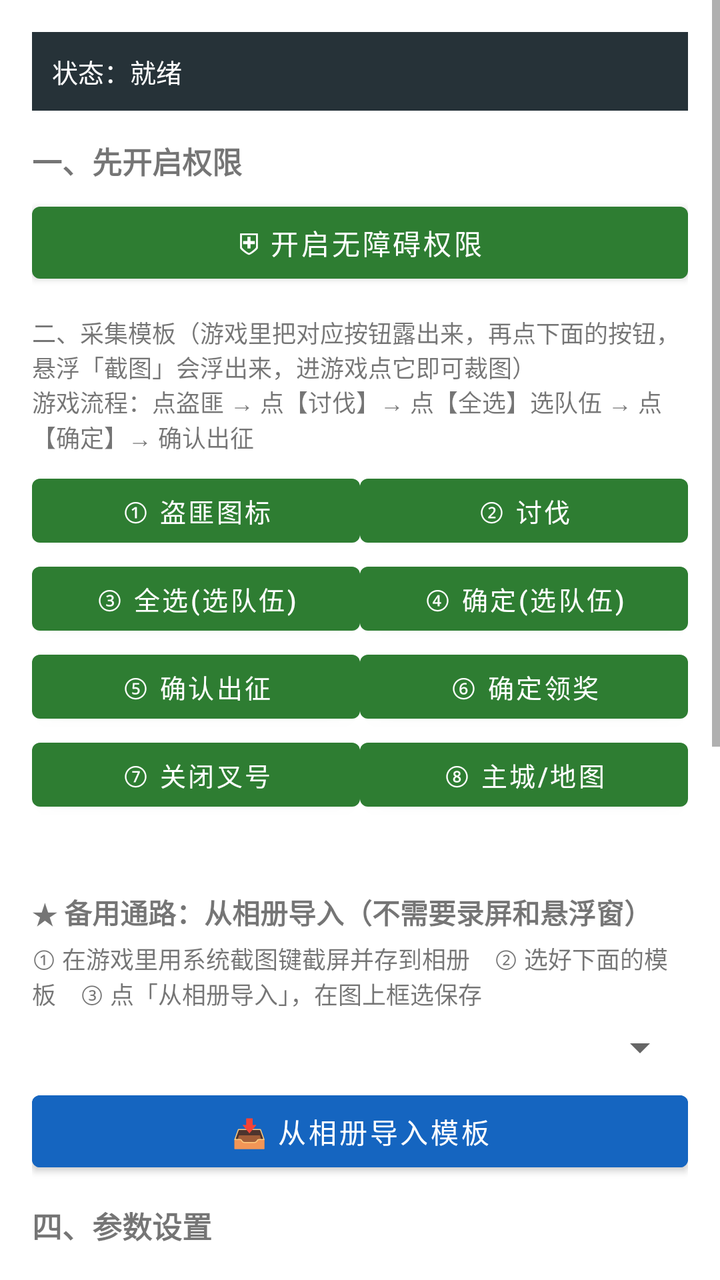
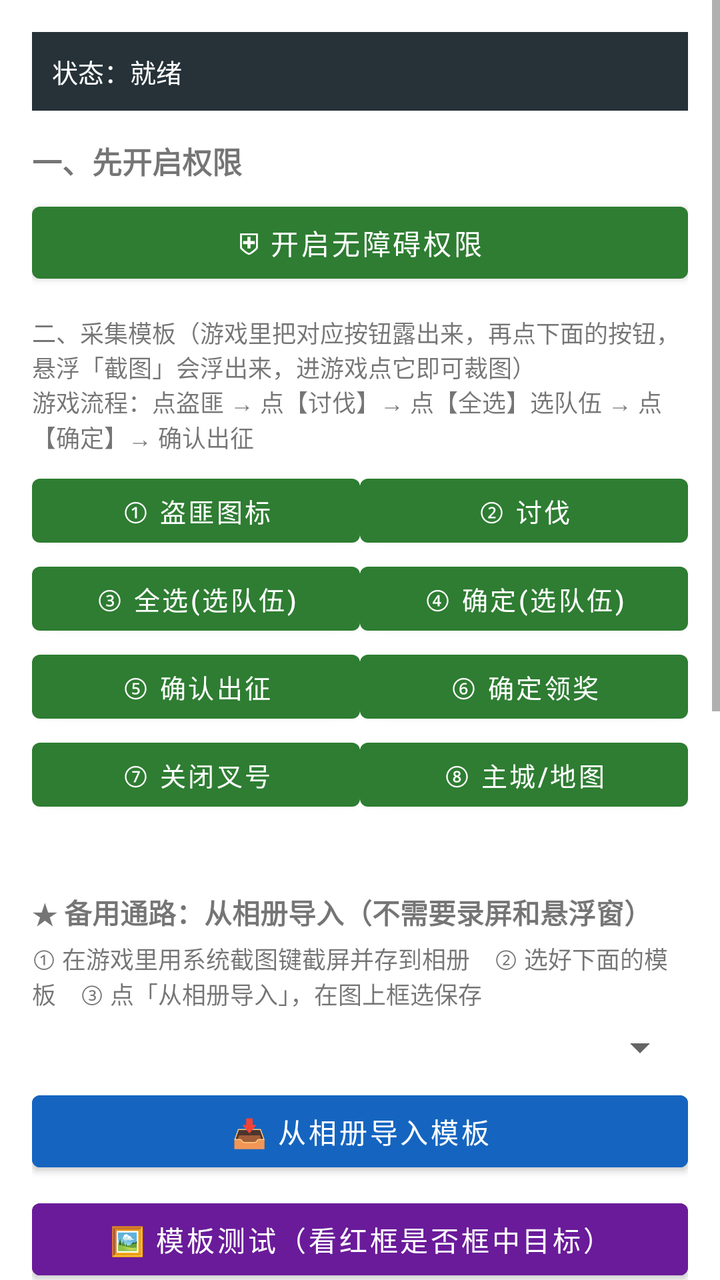

The first picture is an Android layout as it rendered before a commit; the second is the same layout after the commit. The layout source and the unified diff follow.
<!-- AndroidManifest.xml: application theme Theme.DaQinHelper -->
<!-- res/layout/activity_main.xml -->
<?xml version="1.0" encoding="utf-8"?>
<ScrollView xmlns:android="http://schemas.android.com/apk/res/android"
    android:layout_width="match_parent"
    android:layout_height="match_parent">

    <LinearLayout
        android:orientation="vertical"
        android:padding="16dp"
        android:layout_width="match_parent"
        android:layout_height="wrap_content">

        <TextView
            android:id="@+id/text_status"
            android:layout_width="match_parent"
            android:layout_height="wrap_content"
            android:text="状态：就绪"
            android:textSize="13sp"
            android:textColor="#FFFFFF"
            android:background="#263238"
            android:padding="10dp"
            android:layout_marginBottom="10dp" />

        <TextView
            android:layout_width="match_parent"
            android:layout_height="wrap_content"
            android:text="一、先开启权限"
            android:textStyle="bold"
            android:textSize="15sp"
            android:layout_marginTop="4dp" />

        <Button
            android:id="@+id/btn_acc"
            android:layout_width="match_parent"
            android:layout_height="48dp"
            android:text="⛨ 开启无障碍权限"
            android:layout_marginTop="6dp" />

        <TextView
            android:layout_width="match_parent"
            android:layout_height="wrap_content"
            android:text="二、采集模板（游戏里把对应按钮露出来，再点下面的按钮，悬浮「截图」会浮出来，进游戏点它即可裁图）\n游戏流程：点盗匪 → 点【讨伐】→ 点【全选】选队伍 → 点【确定】→ 确认出征"
            android:textSize="12sp"
            android:layout_marginTop="12dp" />

        <GridLayout
            android:layout_width="match_parent"
            android:layout_height="wrap_content"
            android:columnCount="2"
            android:layout_marginTop="6dp">

            <Button android:id="@+id/btn_capture_bandit" android:layout_width="0dp" android:layout_columnWeight="1" android:layout_height="44dp" android:text="① 盗匪图标" android:textSize="13sp" />
            <Button android:id="@+id/btn_capture_attack" android:layout_width="0dp" android:layout_columnWeight="1" android:layout_height="44dp" android:text="② 讨伐" android:textSize="13sp" />
            <Button android:id="@+id/btn_capture_select_all" android:layout_width="0dp" android:layout_columnWeight="1" android:layout_height="44dp" android:text="③ 全选(选队伍)" android:textSize="13sp" />
            <Button android:id="@+id/btn_capture_confirm_troop" android:layout_width="0dp" android:layout_columnWeight="1" android:layout_height="44dp" android:text="④ 确定(选队伍)" android:textSize="13sp" />
            <Button android:id="@+id/btn_capture_march" android:layout_width="0dp" android:layout_columnWeight="1" android:layout_height="44dp" android:text="⑤ 确认出征" android:textSize="13sp" />
            <Button android:id="@+id/btn_capture_confirm" android:layout_width="0dp" android:layout_columnWeight="1" android:layout_height="44dp" android:text="⑥ 确定领奖" android:textSize="13sp" />
            <Button android:id="@+id/btn_capture_close" android:layout_width="0dp" android:layout_columnWeight="1" android:layout_height="44dp" android:text="⑦ 关闭叉号" android:textSize="13sp" />
            <Button android:id="@+id/btn_capture_home" android:layout_width="0dp" android:layout_columnWeight="1" android:layout_height="44dp" android:text="⑧ 主城/地图" android:textSize="13sp" />
        </GridLayout>

        <TextView
            android:id="@+id/text_hint"
            android:layout_width="match_parent"
            android:layout_height="wrap_content"
            android:text=""
            android:textSize="12sp"
            android:textColor="#FFB74D"
            android:layout_marginTop="6dp" />

        <TextView
            android:layout_width="match_parent"
            android:layout_height="wrap_content"
            android:text="★ 备用通路：从相册导入（不需要录屏和悬浮窗）"
            android:textStyle="bold"
            android:textSize="14sp"
            android:layout_marginTop="14dp" />

        <TextView
            android:layout_width="match_parent"
            android:layout_height="wrap_content"
            android:text="① 在游戏里用系统截图键截屏并存到相册　② 选好下面的模板　③ 点「从相册导入」，在图上框选保存"
            android:textSize="12sp"
            android:layout_marginTop="4dp" />

        <Spinner
            android:id="@+id/spinner_tpl"
            android:layout_width="match_parent"
            android:layout_height="wrap_content"
            android:layout_marginTop="6dp" />

        <Button
            android:id="@+id/btn_import_gallery"
            android:layout_width="match_parent"
            android:layout_height="48dp"
            android:text="📥 从相册导入模板"
            android:layout_marginTop="6dp"
            android:backgroundTint="#1565C0" />

        <TextView
            android:layout_width="match_parent"
            android:layout_height="wrap_content"
            android:text="四、参数设置"
            android:textStyle="bold"
            android:textSize="15sp"
            android:layout_marginTop="12dp" />

        <LinearLayout android:layout_width="match_parent" android:layout_height="wrap_content" android:orientation="horizontal">
            <TextView android:layout_width="0dp" android:layout_weight="1" android:layout_height="wrap_content" android:text="最低等级" android:textSize="13sp" android:gravity="center_vertical" />
            <EditText android:id="@+id/edit_min_level" android:layout_width="0dp" android:layout_weight="1" android:layout_height="wrap_content" android:inputType="number" android:text="1" />
            <TextView android:layout_width="0dp" android:layout_weight="1" android:layout_height="wrap_content" android:text="最高等级" android:textSize="13sp" android:gravity="center_vertical" />
            <EditText android:id="@+id/edit_max_level" android:layout_width="0dp" android:layout_weight="1" android:layout_height="wrap_content" android:inputType="number" android:text="99" />
        </LinearLayout>

        <LinearLayout android:layout_width="match_parent" android:layout_height="wrap_content" android:orientation="horizontal" android:layout_marginTop="4dp">
            <TextView android:layout_width="0dp" android:layout_weight="1" android:layout_height="wrap_content" android:text="体力下限" android:textSize="13sp" android:gravity="center_vertical" />
            <EditText android:id="@+id/edit_stamina" android:layout_width="0dp" android:layout_weight="1" android:layout_height="wrap_content" android:inputType="number" android:text="20" />
            <TextView android:layout_width="0dp" android:layout_weight="1" android:layout_height="wrap_content" android:text="最大轮次" android:textSize="13sp" android:gravity="center_vertical" />
            <EditText android:id="@+id/edit_max_cycle" android:layout_width="0dp" android:layout_weight="1" android:layout_height="wrap_content" android:inputType="number" android:text="30" />
        </LinearLayout>

        <LinearLayout android:layout_width="match_parent" android:layout_height="wrap_content" android:orientation="horizontal" android:layout_marginTop="4dp">
            <TextView android:layout_width="0dp" android:layout_weight="1" android:layout_height="wrap_content" android:text="匹配阈值(0.6-0.95)" android:textSize="13sp" android:gravity="center_vertical" />
            <EditText android:id="@+id/edit_threshold" android:layout_width="0dp" android:layout_weight="1" android:layout_height="wrap_content" android:inputType="numberDecimal" android:text="0.8" />
        </LinearLayout>

        <LinearLayout android:layout_width="match_parent" android:layout_height="wrap_content" android:orientation="horizontal" android:layout_marginTop="4dp">
            <TextView android:layout_width="0dp" android:layout_weight="1" android:layout_height="wrap_content" android:text="基础延时(ms)" android:textSize="13sp" android:gravity="center_vertical" />
            <EditText android:id="@+id/edit_delay" android:layout_width="0dp" android:layout_weight="1" android:layout_height="wrap_content" android:inputType="number" android:text="1200" />
            <TextView android:layout_width="0dp" android:layout_weight="1" android:layout_height="wrap_content" android:text="休眠(秒)" android:textSize="13sp" android:gravity="center_vertical" />
            <EditText android:id="@+id/edit_sleep" android:layout_width="0dp" android:layout_weight="1" android:layout_height="wrap_content" android:inputType="number" android:text="300" />
        </LinearLayout>

        <CheckBox
            android:id="@+id/check_ocr"
            android:layout_width="match_parent"
            android:layout_height="wrap_content"
            android:text="启用 OCR 等级/体力识别（需联网首次下载模型，不勾也能纯模板匹配）"
            android:textSize="12sp"
            android:layout_marginTop="6dp" />

        <Button
            android:id="@+id/btn_start"
            android:layout_width="match_parent"
            android:layout_height="56dp"
            android:text="▶ 开始挂机"
            android:textSize="16sp"
            android:textStyle="bold"
            android:layout_marginTop="12dp"
            android:backgroundTint="#2E7D32" />

        <TextView
            android:layout_width="match_parent"
            android:layout_height="wrap_content"
            android:text="⚠ 学习研究用途，游戏官方禁止脚本，真机使用有封号风险，勿用于正式账号。"
            android:textSize="11sp"
            android:textColor="#C62828"
            android:layout_marginTop="10dp" />

        <TextView
            android:layout_width="match_parent"
            android:layout_height="wrap_content"
            android:text="五、运行诊断（出问题时截图这一块发我）"
            android:textStyle="bold"
            android:textSize="15sp"
            android:layout_marginTop="14dp" />

        <Button
            android:id="@+id/btn_diag_clear"
            android:layout_width="wrap_content"
            android:layout_height="36dp"
            android:text="清空日志"
            android:textSize="12sp"
            android:layout_marginTop="6dp" />

        <TextView
            android:id="@+id/text_diag"
            android:layout_width="match_parent"
            android:layout_height="wrap_content"
            android:text="(暂无日志)"
            android:textSize="11sp"
            android:textColor="#B9F6CA"
            android:background="#102027"
            android:padding="8dp"
            android:layout_marginTop="6dp"
            android:typeface="monospace" />

    </LinearLayout>
</ScrollView>
<!-- resources referenced by this layout -->
<resources>
  <style name="Theme.DaQinHelper" parent="Theme.MaterialComponents.DayNight.NoActionBar">
          <item name="colorPrimary">@color/primary</item>
          <item name="colorPrimaryDark">@color/primary_dark</item>
          <item name="android:statusBarColor">@color/primary_dark</item>
      </style>
  <color name="primary">#2E7D32</color>
  <color name="primary_dark">#1B5E20</color>
</resources>

<!-- the commit's change to res/layout/activity_main.xml (unified diff, before → after) -->
@@ -96,6 +96,14 @@
             android:layout_marginTop="6dp"
             android:backgroundTint="#1565C0" />
 
+        <Button
+            android:id="@+id/btn_template_test"
+            android:layout_width="match_parent"
+            android:layout_height="48dp"
+            android:text="🖼 模板测试（看红框是否框中目标）"
+            android:layout_marginTop="6dp"
+            android:backgroundTint="#6A1B9A" />
+
         <TextView
             android:layout_width="match_parent"
             android:layout_height="wrap_content"
